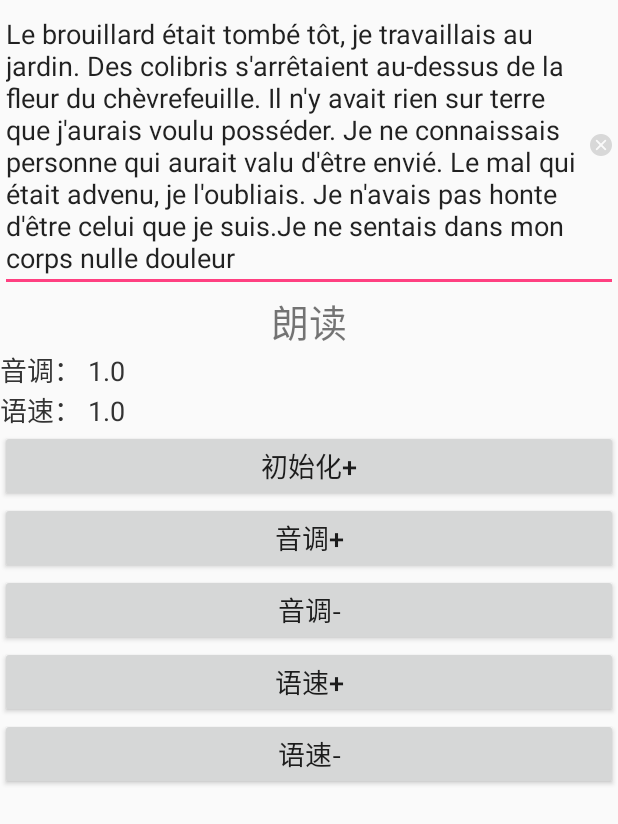
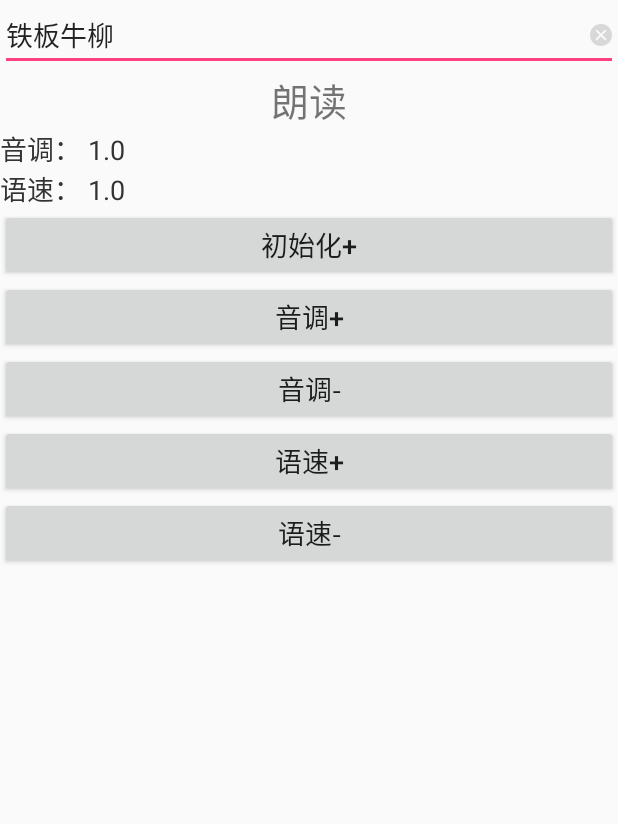
Before and after one commit to Le0nHsu/MyViewApp, an Android app: the TtsActivity screen opened directly, with no data from a screen before it, on a phone screen of 412 x 824 dp. Shown: the top 824 px of the screen. Run offline under Robolectric (Android 15) with nearby library versions, the phone set to English and light mode, and no system bars.

```diff
--- a/app/src/main/java/com/leon/myviewapp/MainActivity.java
+++ b/app/src/main/java/com/leon/myviewapp/MainActivity.java
@@ -4,7 +4,6 @@ import android.app.Activity;
 import android.content.Intent;
 import android.os.Bundle;
 import android.view.View;
-import android.widget.TextView;
 
 import com.leon.myviewapp.ui.MyToggleView;
 
@@ -18,6 +17,7 @@ public class MainActivity extends Activity implements View.OnClickListener {
         super.onCreate(savedInstanceState);
         setContentView(R.layout.activity_main);
         findViewById(R.id.tts).setOnClickListener(this);
+//        ActivityThread
 
 //        myToggleView = findViewById(R.id.myToggleView);
 //        myToggleView.setChoosedColor(getResources().getColor(R.color.cciblue));
--- a/app/src/main/java/com/leon/myviewapp/TtsActivity.java
+++ b/app/src/main/java/com/leon/myviewapp/TtsActivity.java
@@ -33,11 +33,11 @@ public class TtsActivity extends Activity implements View.OnClickListener, TextT
     protected void onCreate(Bundle savedInstanceState) {
         super.onCreate(savedInstanceState);
         setContentView(R.layout.activity_tts);
-        if(isGoogleTTSInstalled()){
-            openTTSSettingsToInstallUnsupportedLanguage();
-        }else{
-            installGoogleTTS();
-        }
+//        if(isGoogleTTSInstalled()){
+//            openTTSSettingsToInstallUnsupportedLanguage();
+//        }else{
+//            installGoogleTTS();
+//        }
         initViews();
     }
 
@@ -51,7 +51,7 @@ public class TtsActivity extends Activity implements View.OnClickListener, TextT
         findViewById(R.id.yusujia).setOnClickListener(this);
         findViewById(R.id.yusujian).setOnClickListener(this);
         if (textToSpeech == null) {
-            textToSpeech = new TextToSpeech(this, this,"pico");
+            textToSpeech = new TextToSpeech(this, this);
             textToSpeech.setOnUtteranceProgressListener(new UtteranceProgressListener() {
                 @Override
                 public void onStart(String utteranceId) {
@@ -69,7 +69,16 @@ public class TtsActivity extends Activity implements View.OnClickListener, TextT
                 }
             });
         }
+        getEngines();
         updateShow();
+    }
+
+    private void getEngines() {
+        ArrayList<TextToSpeech.EngineInfo> list = new ArrayList<>();
+        list.addAll(textToSpeech.getEngines());
+        for(TextToSpeech.EngineInfo info:list){
+            Log.d(TAG,"name: " + info.name + "\nlabel: " + info.label  + "\nicon: " + info.icon);
+        }
     }
 
     private ClearEditText getEt(){
@@ -106,8 +115,6 @@ public class TtsActivity extends Activity implements View.OnClickListener, TextT
     }
 
     private void updateParams() {
-        ArrayList<TextToSpeech.EngineInfo> list = new ArrayList<>();
-        list.addAll(textToSpeech.getEngines());
         ttsParam();
         updateShow();
     }
@@ -130,10 +137,10 @@ public class TtsActivity extends Activity implements View.OnClickListener, TextT
     public void onInit(int status) {
         if (status == TextToSpeech.SUCCESS) {
             //初始化tts引擎
-            int result = textToSpeech.setLanguage(Locale.FRANCE);
+            int result = textToSpeech.setLanguage(Locale.CHINA);
             //设置参数
             ttsParam();
-            judgeIfSupported(result);
+//            judgeIfSupported(result);
         } else if (status == TextToSpeech.ERROR) {
             Toast.makeText(this, "ERROR", Toast.LENGTH_SHORT).show();
         }
--- a/app/src/main/res/layout/activity_tts.xml
+++ b/app/src/main/res/layout/activity_tts.xml
@@ -9,7 +9,7 @@
 
     <com.leon.myviewapp.ui.ClearEditText
         android:id="@+id/et"
-        android:text="Le brouillard était tombé tôt, je travaillais au jardin. Des colibris s'arrêtaient au-dessus de la fleur du chèvrefeuille. Il n'y avait rien sur terre que j'aurais voulu posséder. Je ne connaissais personne qui aurait valu d'être envié. Le mal qui était advenu, je l'oubliais. Je n'avais pas honte d'être celui que je suis.Je ne sentais dans mon corps nulle douleur"
+        android:text="铁板牛柳"
         android:layout_width="match_parent"
         android:layout_height="wrap_content"/>
     <TextView
```
